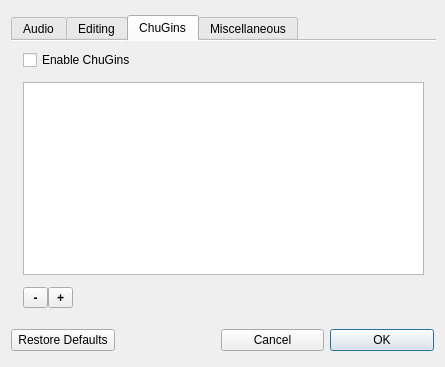
Before: the Qt Designer form src/qt/mAPreferencesWindow.ui in ccrma/miniAudicle, drawn with Qt 5.
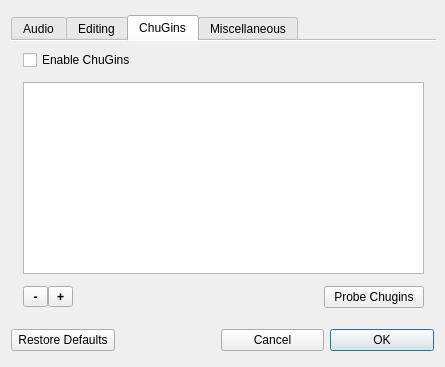
After: the same form once the commit is applied. The open tabs and pages were chosen to show the change. Icons and pictures are not drawn.

Commit message: add chugins probe button, which prints to console; added 'Clear' to console context menu

```diff
--- a/src/qt/mAPreferencesWindow.ui
+++ b/src/qt/mAPreferencesWindow.ui
@@ -709,6 +709,19 @@
            </property>
           </spacer>
          </item>
+         <item>
+          <widget class="QPushButton" name="probeChuginsButton">
+           <property name="minimumSize">
+            <size>
+             <width>100</width>
+             <height>0</height>
+            </size>
+           </property>
+           <property name="text">
+            <string>Probe Chugins</string>
+           </property>
+          </widget>
+         </item>
         </layout>
        </item>
       </layout>
```
Left out of the diff: 19 changed lines with no effect on the pictures. The commit also changes 6 other files.
